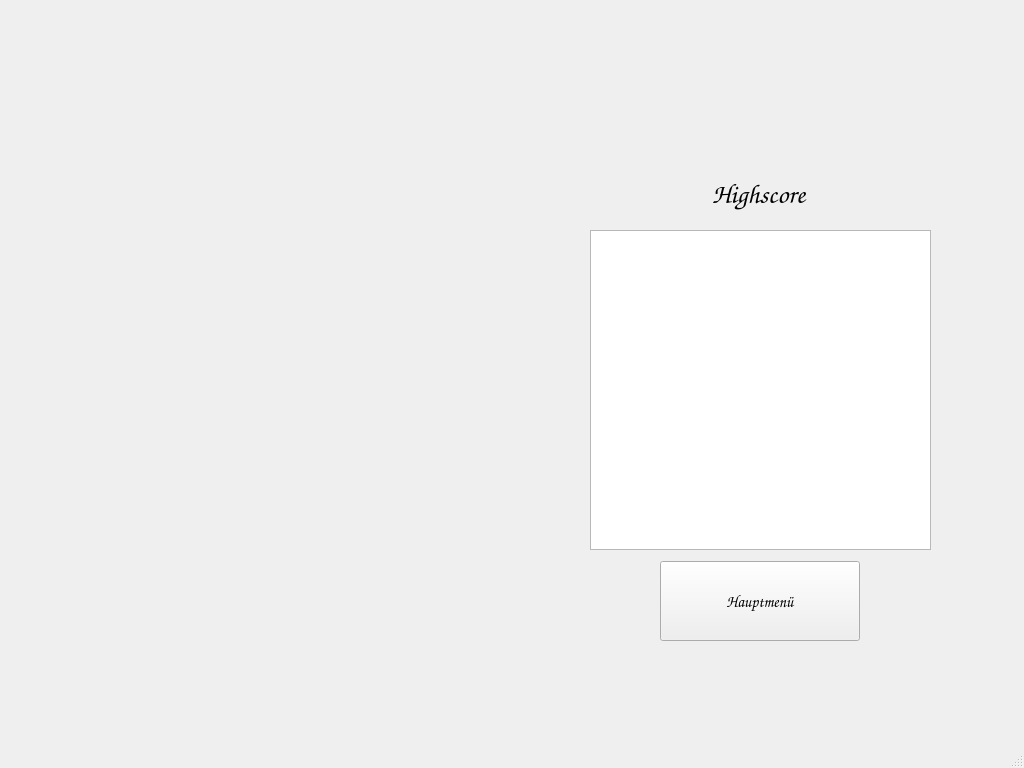
This is MinigolfSimulator3000/startwindow.ui in jonas154/Minigolf-Simulator-3000 as Qt 5 draws it before an edit. The edited form follows.
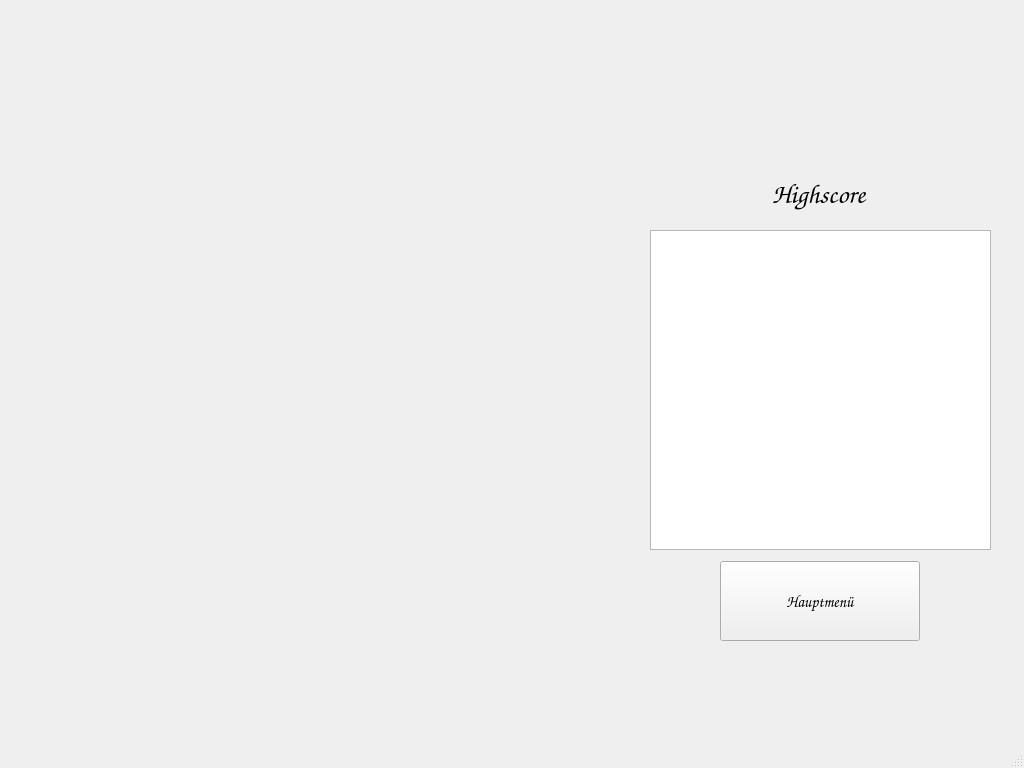
This is the edited form. The open tabs and pages were chosen to show the change.

Commit message: Highscore-Design optimiert

The edit to the form file:
```diff
--- a/MinigolfSimulator3000/startwindow.ui
+++ b/MinigolfSimulator3000/startwindow.ui
@@ -859,7 +859,7 @@
      <widget class="QWidget" name="verticalLayoutWidget">
       <property name="geometry">
        <rect>
-        <x>590</x>
+        <x>650</x>
         <y>170</y>
         <width>341</width>
         <height>471</height>
```
